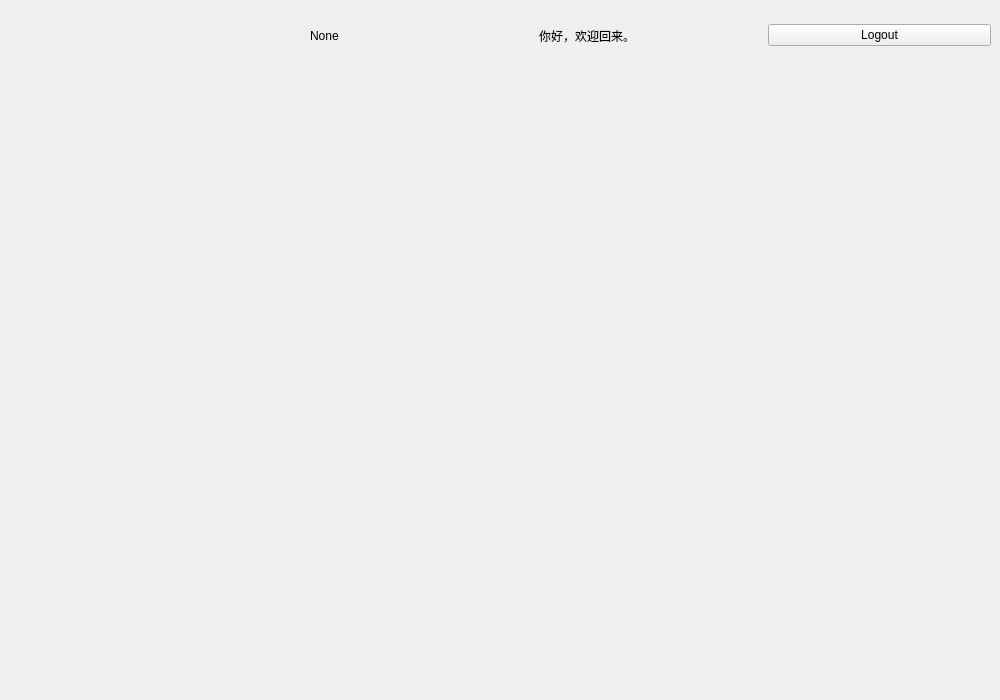
Qt form UI_Part/SQL_UI/Admin_window.ui (LouSF/SQL_Class) before a commit.
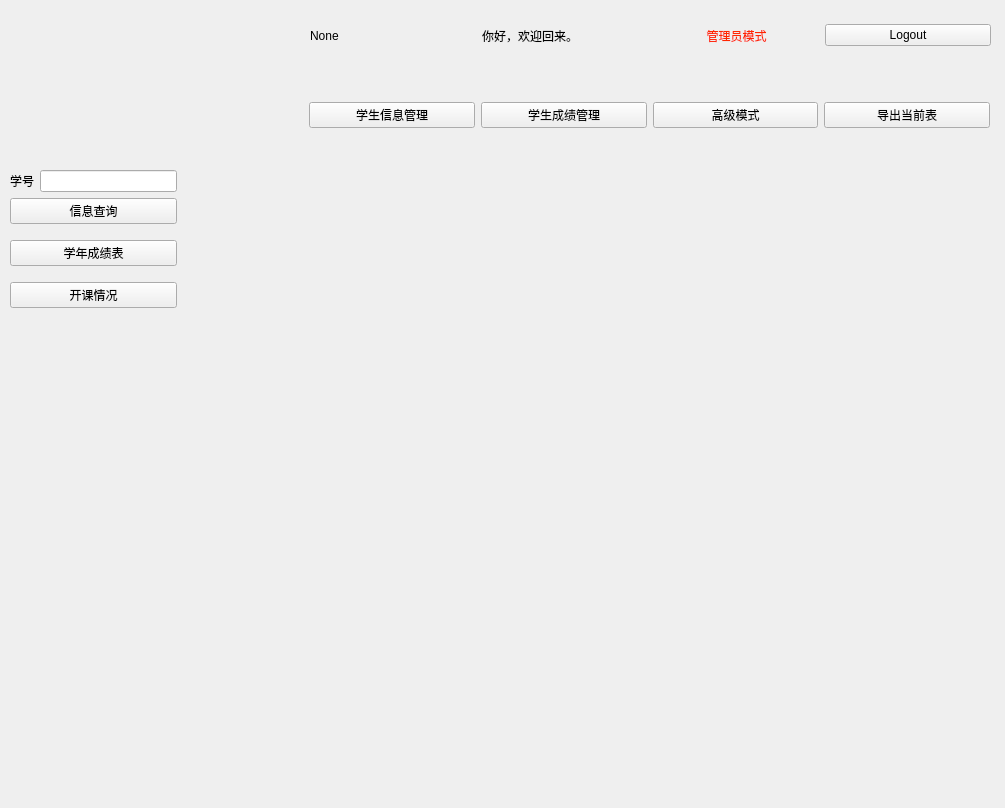
The same form after that commit. Icons and pictures are not drawn.

Diff of the .ui file:
```diff
--- a/UI_Part/SQL_UI/Admin_window.ui
+++ b/UI_Part/SQL_UI/Admin_window.ui
@@ -6,8 +6,8 @@
    <rect>
     <x>0</x>
     <y>0</y>
-    <width>1000</width>
-    <height>700</height>
+    <width>1005</width>
+    <height>808</height>
    </rect>
   </property>
   <property name="font">
@@ -42,6 +42,46 @@
       </property>
      </widget>
     </item>
+    <item>
+     <widget class="QLabel" name="label">
+      <property name="palette">
+       <palette>
+        <active>
+         <colorrole role="WindowText">
+          <brush brushstyle="SolidPattern">
+           <color alpha="255">
+            <red>255</red>
+            <green>38</green>
+            <blue>0</blue>
+           </color>
+          </brush>
+         </colorrole>
+        </active>
+        <inactive>
+         <colorrole role="WindowText">
+          <brush brushstyle="SolidPattern">
+           <color alpha="255">
+            <red>255</red>
+            <green>38</green>
+            <blue>0</blue>
+           </color>
+          </brush>
+         </colorrole>
+        </inactive>
+        <disabled/>
+       </palette>
+      </property>
+      <property name="text">
+       <string>管理员模式</string>
+      </property>
+      <property name="alignment">
+       <set>Qt::AlignCenter</set>
+      </property>
+      <property name="wordWrap">
+       <bool>false</bool>
+      </property>
+     </widget>
+    </item>
     <item>
      <widget class="QPushButton" name="Logout_Button">
       <property name="text">
@@ -51,6 +91,127 @@
     </item>
    </layout>
   </widget>
+  <widget class="QLabel" name="label_2">
+   <property name="geometry">
+    <rect>
+     <x>60</x>
+     <y>10</y>
+     <width>191</width>
+     <height>141</height>
+    </rect>
+   </property>
+   <property name="text">
+    <string/>
+   </property>
+   <property name="pixmap">
+    <pixmap resource="src.qrc">:/new/prefix1/img/t_logo.png</pixmap>
+   </property>
+   <property name="alignment">
+    <set>Qt::AlignCenter</set>
+   </property>
+  </widget>
+  <widget class="QWidget" name="horizontalLayoutWidget_2">
+   <property name="geometry">
+    <rect>
+     <x>309</x>
+     <y>90</y>
+     <width>681</width>
+     <height>51</height>
+    </rect>
+   </property>
+   <layout class="QHBoxLayout" name="horizontalLayout">
+    <item>
+     <widget class="QPushButton" name="StudentInfoM_Button">
+      <property name="text">
+       <string>学生信息管理</string>
+      </property>
+     </widget>
+    </item>
+    <item>
+     <widget class="QPushButton" name="StudentScoreM_Button">
+      <property name="text">
+       <string>学生成绩管理</string>
+      </property>
+     </widget>
+    </item>
+    <item>
+     <widget class="QPushButton" name="Advance_Button">
+      <property name="text">
+       <string>高级模式</string>
+      </property>
+     </widget>
+    </item>
+    <item>
+     <widget class="QPushButton" name="Output_Button">
+      <property name="text">
+       <string>导出当前表</string>
+      </property>
+     </widget>
+    </item>
+   </layout>
+  </widget>
+  <widget class="QWidget" name="verticalLayoutWidget">
+   <property name="geometry">
+    <rect>
+     <x>180</x>
+     <y>160</y>
+     <width>811</width>
+     <height>641</height>
+    </rect>
+   </property>
+   <layout class="QVBoxLayout" name="verticalLayout"/>
+  </widget>
+  <widget class="QWidget" name="verticalLayoutWidget_2">
+   <property name="geometry">
+    <rect>
+     <x>10</x>
+     <y>160</y>
+     <width>167</width>
+     <height>161</height>
+    </rect>
+   </property>
+   <layout class="QVBoxLayout" name="verticalLayout_2">
+    <item>
+     <layout class="QVBoxLayout" name="verticalLayout_3">
+      <item>
+       <layout class="QHBoxLayout" name="horizontalLayout_3">
+        <item>
+         <widget class="QLabel" name="label_4">
+          <property name="text">
+           <string>学号</string>
+          </property>
+         </widget>
+        </item>
+        <item>
+         <widget class="QLineEdit" name="StuNum_lineEdit"/>
+        </item>
+       </layout>
+      </item>
+      <item>
+       <widget class="QPushButton" name="Query_Button">
+        <property name="text">
+         <string>信息查询</string>
+        </property>
+       </widget>
+      </item>
+     </layout>
+    </item>
+    <item>
+     <widget class="QPushButton" name="AllScore_Button">
+      <property name="text">
+       <string>学年成绩表</string>
+      </property>
+     </widget>
+    </item>
+    <item>
+     <widget class="QPushButton" name="Course_Button">
+      <property name="text">
+       <string>开课情况</string>
+      </property>
+     </widget>
+    </item>
+   </layout>
+  </widget>
  </widget>
  <resources/>
  <connections/>
```
Left out of the diff: 8 changed lines with no effect on the pictures.
